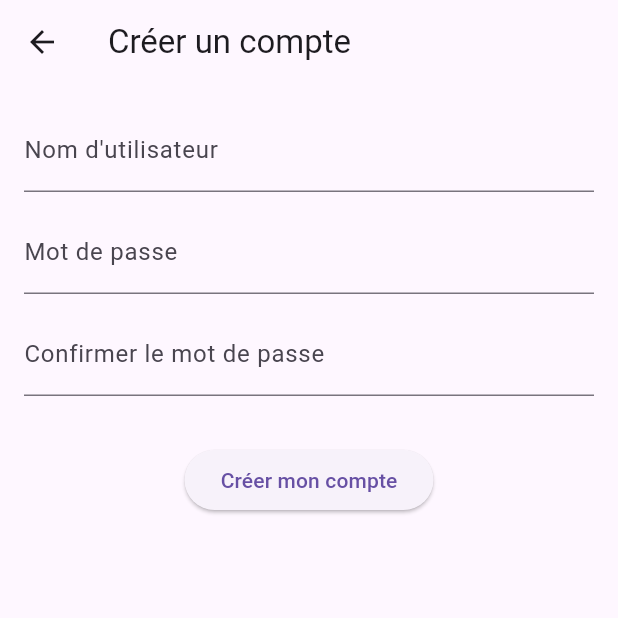
After one commit to myarilove1881989-maker/elevage-mobile, a Flutter app: the screen it shows after launch, after a tap on "Créer un compte", on a phone screen of 412 x 824 dp, the top half of it. The commit adds this screen. Run offline on Flutter 3.47's test engine with Material 3 defaults, Android fonts, the phone set to English and light mode, and no system bars; our stand-ins replace fl_chart, flutter_local_notifications, shared_preferences, table_calendar, timezone; network calls fail.

Commit message:
Ajout de la création de compte utilisateur

```diff
--- a/lib/screens/login_screen.dart
+++ b/lib/screens/login_screen.dart
@@ -1,6 +1,7 @@
 import 'package:flutter/material.dart';
 import 'package:app_elevage/services/api_service.dart';
 import 'package:app_elevage/screens/dashboard_screen.dart';
+import 'package:app_elevage/screens/register_screen.dart';
 
 class LoginScreen extends StatefulWidget {
   final ApiService apiService; // ✅ injection
@@ -79,10 +80,8 @@ class _LoginScreenState extends State<LoginScreen> {
               decoration: const InputDecoration(labelText: "Password"),
             ),
             const SizedBox(height: 20),
-
             if (errorMessage.isNotEmpty)
               Text(errorMessage, style: const TextStyle(color: Colors.red)),
-
             ElevatedButton(
               onPressed: isLoading ? null : handleLogin,
               child: isLoading
@@ -93,6 +92,22 @@ class _LoginScreenState extends State<LoginScreen> {
                     )
                   : const Text("Login"),
             ),
+            const SizedBox(height: 12),
+            TextButton(
+              onPressed: isLoading
+                  ? null
+                  : () {
+                      Navigator.push(
+                        context,
+                        MaterialPageRoute(
+                          builder: (context) => RegisterScreen(
+                            apiService: widget.apiService,
+                          ),
+                        ),
+                      );
+                    },
+              child: const Text("Créer un compte"),
+            ),
           ],
         ),
       ),
--- /dev/null
+++ b/lib/screens/register_screen.dart
@@ -0,0 +1,152 @@
+import 'package:flutter/material.dart';
+import 'package:app_elevage/services/api_service.dart';
+
+class RegisterScreen extends StatefulWidget {
+  final ApiService apiService;
+
+  const RegisterScreen({
+    super.key,
+    required this.apiService,
+  });
+
+  @override
+  State<RegisterScreen> createState() => _RegisterScreenState();
+}
+
+class _RegisterScreenState extends State<RegisterScreen> {
+  final usernameController = TextEditingController();
+  final passwordController = TextEditingController();
+  final confirmPasswordController = TextEditingController();
+
+  bool isLoading = false;
+  String errorMessage = '';
+
+  Future<void> handleRegister() async {
+    final username = usernameController.text.trim();
+    final password = passwordController.text;
+    final confirmPassword = confirmPasswordController.text;
+
+    setState(() {
+      errorMessage = '';
+    });
+
+    if (username.isEmpty) {
+      setState(() {
+        errorMessage = "Le nom d'utilisateur est obligatoire.";
+      });
+      return;
+    }
+
+    if (password.isEmpty) {
+      setState(() {
+        errorMessage = "Le mot de passe est obligatoire.";
+      });
+      return;
+    }
+
+    if (password != confirmPassword) {
+      setState(() {
+        errorMessage = "Les mots de passe ne correspondent pas.";
+      });
+      return;
+    }
+
+    setState(() {
+      isLoading = true;
+    });
+
+    try {
+      await widget.apiService.register(username, password);
+
+      if (!mounted) return;
+
+      setState(() {
+        isLoading = false;
+      });
+
+      ScaffoldMessenger.of(context).showSnackBar(
+        const SnackBar(
+          content: Text("Compte créé avec succès."),
+        ),
+      );
+
+      Navigator.pop(context);
+    } catch (e) {
+      if (!mounted) return;
+
+      setState(() {
+        isLoading = false;
+        errorMessage = e.toString();
+      });
+    }
+  }
+
+  @override
+  void dispose() {
+    usernameController.dispose();
+    passwordController.dispose();
+    confirmPasswordController.dispose();
+    super.dispose();
+  }
+
+  @override
+  Widget build(BuildContext context) {
+    return Scaffold(
+      appBar: AppBar(
+        title: const Text("Créer un compte"),
+      ),
+      body: Padding(
+        padding: const EdgeInsets.all(16),
+        child: Column(
+          children: [
+            TextField(
+              controller: usernameController,
+              decoration: const InputDecoration(
+                labelText: "Nom d'utilisateur",
+              ),
+            ),
+            const SizedBox(height: 12),
+            TextField(
+              controller: passwordController,
+              obscureText: true,
+              decoration: const InputDecoration(
+                labelText: "Mot de passe",
+              ),
+            ),
+            const SizedBox(height: 12),
+            TextField(
+              controller: confirmPasswordController,
+              obscureText: true,
+              decoration: const InputDecoration(
+                labelText: "Confirmer le mot de passe",
+              ),
+            ),
+            const SizedBox(height: 20),
+
+            if (errorMessage.isNotEmpty)
+              Text(
+                errorMessage,
+                style: const TextStyle(color: Colors.red),
+                textAlign: TextAlign.center,
+              ),
+
+            const SizedBox(height: 12),
+
+            ElevatedButton(
+              onPressed: isLoading ? null : handleRegister,
+              child: isLoading
+                  ? const SizedBox(
+                      height: 20,
+                      width: 20,
+                      child: CircularProgressIndicator(
+                        strokeWidth: 2,
+                      ),
+                    )
+                  : const Text("Créer mon compte"),
+            ),
+          ],
+        ),
+      ),
+    );
+  }
+}
```
Also changed, not shown: lib/services/api_service.dart (+17 -0 lines).
